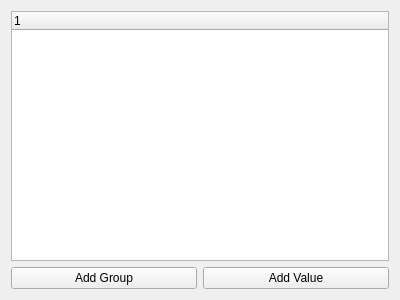
First picture: the form in editors/kconfigxt/kconfigxteditor.ui, repository KDE/plasma-sdk, before the edit.
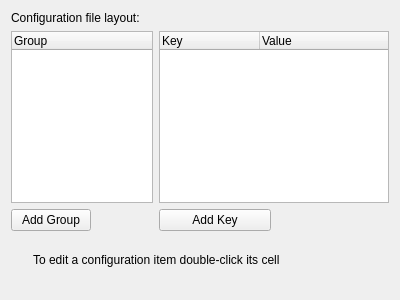
Second picture: the form after the edit. Custom widgets are drawn as their Qt base class.

Commit message: Improve layout, start of group adding support

What changed in the file:
```diff
--- a/editors/kconfigxt/kconfigxteditor.ui
+++ b/editors/kconfigxt/kconfigxteditor.ui
@@ -12,32 +12,156 @@
   </property>
   <layout class="QVBoxLayout" name="verticalLayout">
    <item>
-    <widget class="QTreeWidget" name="treeWidget">
-     <column>
-      <property name="text">
-       <string notr="true">1</string>
-      </property>
-     </column>
+    <widget class="QLabel" name="label">
+     <property name="text">
+      <string>Configuration file layout:</string>
+     </property>
     </widget>
    </item>
    <item>
-    <layout class="QHBoxLayout" name="horizontalLayout">
-     <item>
-      <widget class="KPushButton" name="kpushbutton">
+    <layout class="QGridLayout" name="gridLayout">
+     <item row="0" column="0" colspan="2">
+      <widget class="QTreeWidget" name="twGroups">
+       <property name="sizePolicy">
+        <sizepolicy hsizetype="Expanding" vsizetype="Expanding">
+         <horstretch>1</horstretch>
+         <verstretch>0</verstretch>
+        </sizepolicy>
+       </property>
+       <property name="rootIsDecorated">
+        <bool>false</bool>
+       </property>
+       <column>
+        <property name="text">
+         <string>Group</string>
+        </property>
+       </column>
+      </widget>
+     </item>
+     <item row="1" column="0">
+      <widget class="KPushButton" name="pbAddGroup">
        <property name="text">
         <string>Add Group</string>
        </property>
       </widget>
      </item>
-     <item>
+     <item row="0" column="2" colspan="2">
+      <widget class="QTreeWidget" name="twKeyValues">
+       <property name="sizePolicy">
+        <sizepolicy hsizetype="Expanding" vsizetype="Expanding">
+         <horstretch>2</horstretch>
+         <verstretch>0</verstretch>
+        </sizepolicy>
+       </property>
+       <column>
+        <property name="text">
+         <string notr="true">Key</string>
+        </property>
+       </column>
+       <column>
+        <property name="text">
+         <string>Value</string>
+        </property>
+       </column>
+      </widget>
+     </item>
+     <item row="1" column="2">
       <widget class="KPushButton" name="kpushbutton_2">
        <property name="text">
-        <string>Add Value</string>
+        <string>Add Key</string>
        </property>
       </widget>
      </item>
+     <item row="1" column="1">
+      <spacer name="horizontalSpacer">
+       <property name="orientation">
+        <enum>Qt::Horizontal</enum>
+       </property>
+       <property name="sizeHint" stdset="0">
+        <size>
+         <width>40</width>
+         <height>20</height>
+        </size>
+       </property>
+      </spacer>
+     </item>
+     <item row="1" column="3">
+      <spacer name="horizontalSpacer_2">
+       <property name="orientation">
+        <enum>Qt::Horizontal</enum>
+       </property>
+       <property name="sizeHint" stdset="0">
+        <size>
+         <width>40</width>
+         <height>20</height>
+        </size>
+       </property>
+      </spacer>
+     </item>
     </layout>
    </item>
+   <item>
+    <spacer name="verticalSpacer">
+     <property name="orientation">
+      <enum>Qt::Vertical</enum>
+     </property>
+     <property name="sizeType">
+      <enum>QSizePolicy::Fixed</enum>
+     </property>
+     <property name="sizeHint" stdset="0">
+      <size>
+       <width>20</width>
+       <height>15</height>
+      </size>
+     </property>
+    </spacer>
+   </item>
+   <item>
+    <layout class="QHBoxLayout" name="horizontalLayout_2">
+     <item>
+      <widget class="QLabel" name="lblHintIcon">
+       <property name="minimumSize">
+        <size>
+         <width>16</width>
+         <height>16</height>
+        </size>
+       </property>
+       <property name="maximumSize">
+        <size>
+         <width>16</width>
+         <height>16</height>
+        </size>
+       </property>
+       <property name="text">
+        <string/>
+       </property>
+       <property name="scaledContents">
+        <bool>true</bool>
+       </property>
+      </widget>
+     </item>
+     <item>
+      <widget class="QLabel" name="label_2">
+       <property name="text">
+        <string>To edit a configuration item double-click its cell</string>
+       </property>
+      </widget>
+     </item>
+    </layout>
+   </item>
+   <item>
+    <spacer name="verticalSpacer_2">
+     <property name="orientation">
+      <enum>Qt::Vertical</enum>
+     </property>
+     <property name="sizeHint" stdset="0">
+      <size>
+       <width>20</width>
+       <height>40</height>
+      </size>
+     </property>
+    </spacer>
+   </item>
   </layout>
  </widget>
  <customwidgets>
```
The commit also changes 3 other files.
